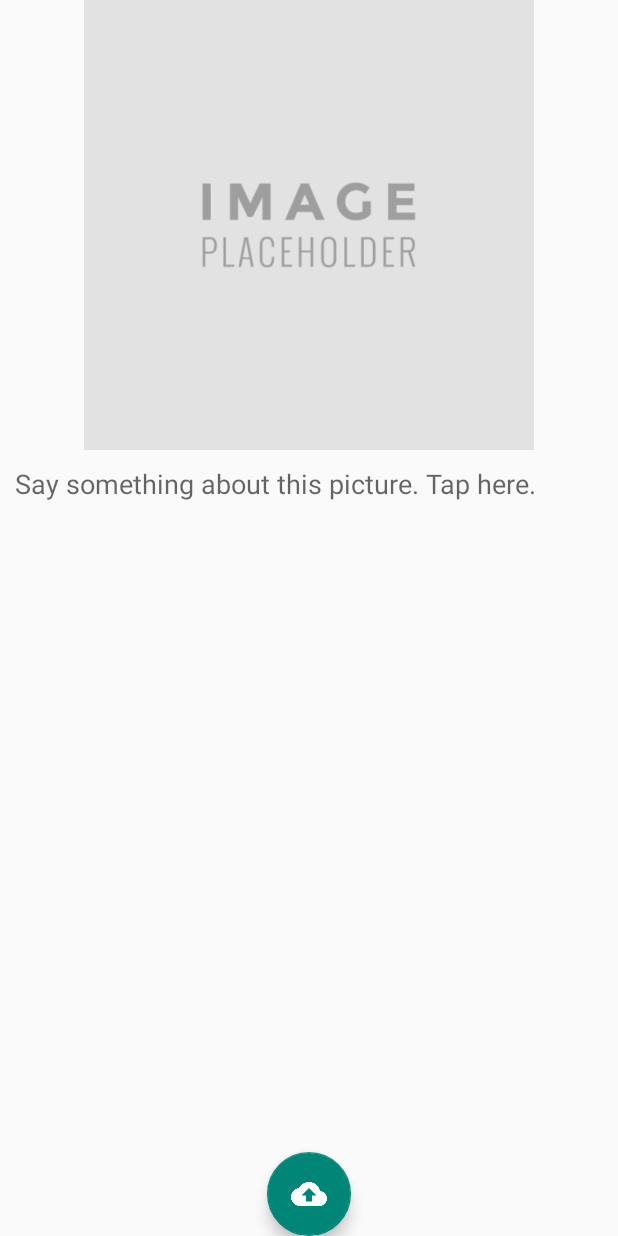
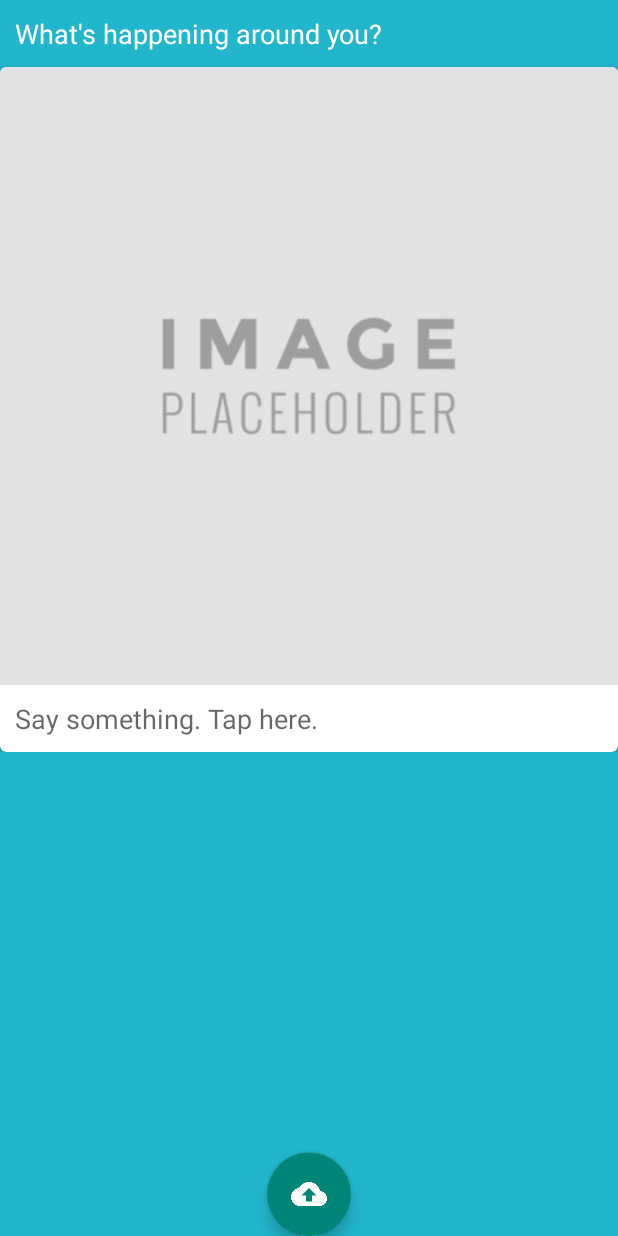
Before and after one commit to akshaybhasme/locus-android, an Android app: the StoryCaptureActivity screen opened directly, with no data from a screen before it, on a phone screen of 412 x 824 dp. Run offline under Robolectric (Android 15) with nearby library versions, the phone set to English and light mode, and no system bars; libraries missing offline, so code that uses them is left out: com.soundcloud.android.

Commit message:
Redesigning story capture screen

```diff
--- a/app/src/main/java/com/radiuslabs/locus/models/Story.java
+++ b/app/src/main/java/com/radiuslabs/locus/models/Story.java
@@ -84,7 +84,7 @@ public class Story {
     }
 
     public class StoryLocation {
-        private String type;
+        private String type = "Point";
 
         private List<Double> coordinates;
 
--- /dev/null
+++ b/app/src/main/res/drawable/button_feed_item.xml
@@ -0,0 +1,5 @@
+<?xml version="1.0" encoding="utf-8"?>
+<selector xmlns:android="http://schemas.android.com/apk/res/android">
+    <item android:state_pressed="true" android:state_enabled="true" android:drawable="@drawable/button_pressed" />
+    <item android:state_enabled="true" android:drawable="@drawable/button_white" />
+</selector>
--- a/app/src/main/res/layout/activity_story_capture.xml
+++ b/app/src/main/res/layout/activity_story_capture.xml
@@ -1,16 +1,50 @@
 <?xml version="1.0" encoding="utf-8"?>
 <RelativeLayout xmlns:android="http://schemas.android.com/apk/res/android"
     xmlns:tools="http://schemas.android.com/tools"
+    xmlns:card_view="http://schemas.android.com/apk/res-auto"
     android:layout_width="match_parent"
     android:layout_height="match_parent"
-    tools:context="com.radiuslabs.locus.StoryCaptureActivity">
+    tools:context="com.radiuslabs.locus.StoryCaptureActivity"
+    android:background="@color/primary">
+
+    <ScrollView
+        android:layout_width="match_parent"
+        android:layout_height="wrap_content">
+
+        <LinearLayout
+            android:layout_width="match_parent"
+            android:layout_height="wrap_content"
+            android:orientation="vertical"
+            android:paddingBottom="80dp">
+
+            <TextView
+                android:id="@+id/textView"
+                android:layout_width="wrap_content"
+                android:layout_height="wrap_content"
+                android:text="What's happening around you?"
+                android:textSize="18dp"
+                android:padding="10dp"
+                android:textColor="#fff" />
+
+            <android.support.v7.widget.CardView
+                android:id="@+id/card_view"
+                android:layout_gravity="center"
+                android:layout_width="match_parent"
+                android:layout_height="wrap_content"
+                card_view:cardCornerRadius="4dp">
+
+                <LinearLayout
+                    android:layout_width="match_parent"
+                    android:layout_height="wrap_content"
+                    android:orientation="vertical">
 
                     <ImageView
                         android:id="@+id/ibSelectMedia"
                         android:layout_width="match_parent"
-        android:layout_height="300dp"
+                        android:layout_height="wrap_content"
                         android:src="@drawable/imageplaceholder"
-        android:scaleType="fitCenter" />
+                        android:scaleType="fitCenter"
+                        android:adjustViewBounds="true" />
 
                     <EditText
                         android:layout_width="match_parent"
@@ -19,11 +53,20 @@
                         android:ems="10"
                         android:id="@+id/etStoryText"
                         android:layout_below="@+id/ibSelectMedia"
-        android:layout_alignParentLeft="true"
-        android:layout_alignParentStart="true"
                         android:layout_margin="10dp"
                         android:background="#00000000"
-        android:hint="Say something about this picture. Tap here." />
+                        android:hint="Say something. Tap here."
+                        android:capitalize="sentences" />
+
+                </LinearLayout>
+
+            </android.support.v7.widget.CardView>
+
+
+        </LinearLayout>
+
+
+    </ScrollView>
 
     <android.support.design.widget.FloatingActionButton
         android:id="@+id/fabUploadStory"
@@ -33,5 +76,4 @@
         android:layout_centerHorizontal="true"
         android:src="@drawable/ic_backup_white_48dp"/>
 
-
 </RelativeLayout>
--- a/app/src/main/res/menu/drawer.xml
+++ b/app/src/main/res/menu/drawer.xml
@@ -8,7 +8,7 @@
             android:title="Search" />
         <item
             android:id="@+id/action_logout"
-            android:icon="@drawable/ic_backup_white_48dp"
+            android:icon="@drawable/ic_power_settings_new_white_48dp"
             android:title="Logout" />
     </group>
 
--- a/app/src/main/res/values/strings.xml
+++ b/app/src/main/res/values/strings.xml
@@ -3,6 +3,8 @@
 
     <drawable name="button_color">#3268a7</drawable>
     <drawable name="button_pressed">#284f7e</drawable>
+    <drawable name="button_white">#fff</drawable>
+    <color name="primary">#21b6cc</color>
     <string name="title_activity_story_capture">StoryCaptureActivity</string>
     <string name="title_activity_user_interests">UserInterestsActivity</string>
     <string name="title_activity_navigation_drawer">NavigationDrawerActivity</string>
```
Also changed, not shown: app/src/main/java/com/radiuslabs/locus/StoryCaptureActivity.java (+9 -3 lines), app/src/main/java/com/radiuslabs/locus/UserProfileActivity.java (+2 -5 lines), app/src/main/res/layout/activity_launcher.xml (+9 -5 lines), app/src/main/res/layout/activity_user_profile.xml (+8 -25 lines), app/src/main/res/layout/row_feed.xml (+27 -20 lines), app/src/main/res/drawable/ic_power_settings_new_white_48dp.png (added). Lines whose indentation alone changed are shown as unchanged.
